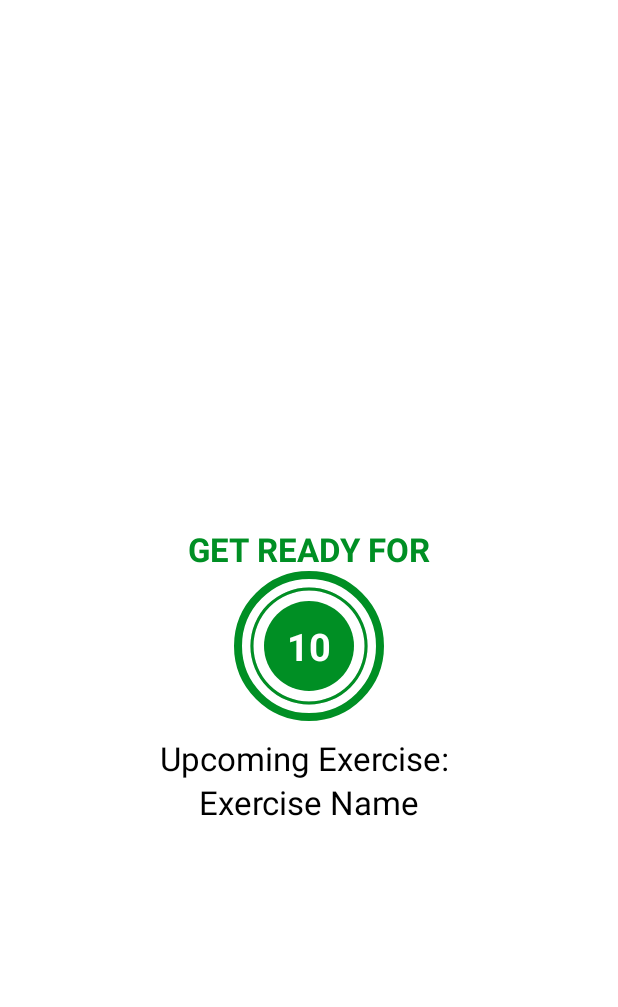
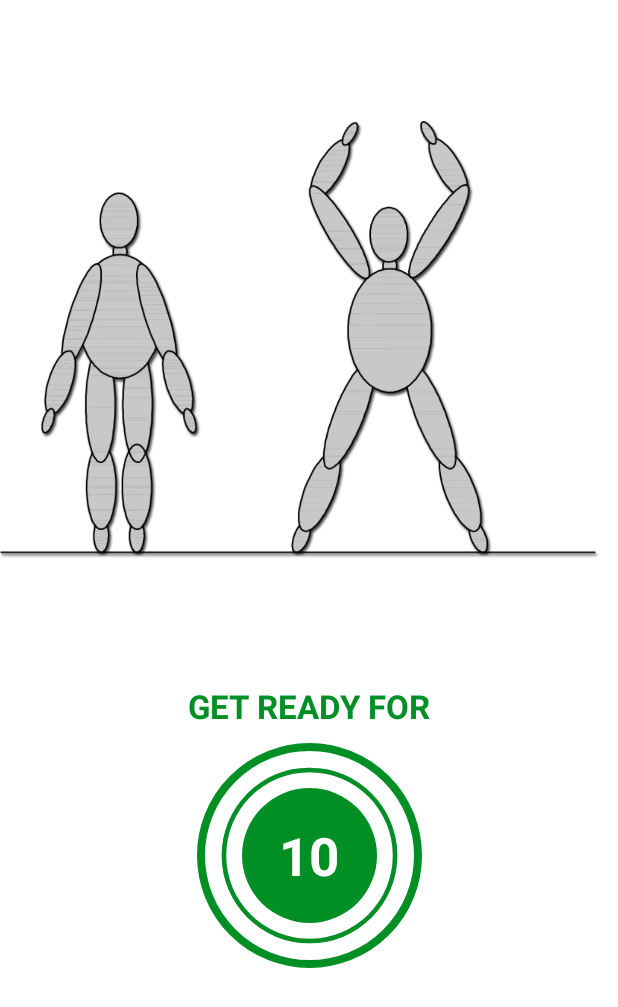
Before and after one commit to zbvmihai/7-Minutes-Workout, an Android app: the layout activity_exercise.xml on its own in the app's theme, with its tools: preview values and no code run, on a phone screen of 412 x 824 dp. Shown: the top 1007 px of the screen. Run offline under Robolectric (Android 15) with nearby library versions, the phone set to English and light mode, and no system bars.

Commit message:
Add Recycler View for the exercise status

```diff
--- a/app/src/main/res/layout/activity_exercise.xml
+++ b/app/src/main/res/layout/activity_exercise.xml
@@ -1,9 +1,9 @@
 <?xml version="1.0" encoding="utf-8"?>
 <androidx.constraintlayout.widget.ConstraintLayout xmlns:android="http://schemas.android.com/apk/res/android"
+    xmlns:app="http://schemas.android.com/apk/res-auto"
     xmlns:tools="http://schemas.android.com/tools"
     android:layout_width="match_parent"
     android:layout_height="match_parent"
-    xmlns:app="http://schemas.android.com/apk/res-auto"
     tools:context=".ExerciseActivity">
 
     <androidx.appcompat.widget.Toolbar
@@ -21,14 +21,15 @@
         android:id="@+id/ivExercise"
         android:layout_width="match_parent"
         android:layout_height="400dp"
+        android:contentDescription="TODO"
         android:src="@drawable/ic_jumping_jacks"
         android:visibility="invisible"
         app:layout_constraintEnd_toEndOf="parent"
         app:layout_constraintHorizontal_bias="0.0"
         app:layout_constraintStart_toStartOf="parent"
         app:layout_constraintTop_toBottomOf="@id/toolbarExercise"
-        android:contentDescription="TODO"
-        tools:visibility="invisible"/>
+        tools:visibility="visible" />
+
     <TextView
         android:id="@+id/tvRest"
         android:layout_width="wrap_content"
@@ -37,27 +38,26 @@
         android:textColor="@color/colorAccent"
         android:textSize="@dimen/default_button_text_size"
         android:textStyle="bold"
+        android:visibility="visible"
         app:layout_constraintBottom_toBottomOf="parent"
         app:layout_constraintEnd_toEndOf="parent"
         app:layout_constraintStart_toStartOf="parent"
         app:layout_constraintTop_toBottomOf="@+id/toolbarExercise"
         app:layout_constraintVertical_bias="0.40"
-        android:visibility="visible"
-        tools:visibility="visible"/>
+        tools:visibility="invisible" />
 
     <FrameLayout
         android:id="@+id/flRest"
         android:layout_width="100dp"
         android:layout_height="100dp"
         android:background="@drawable/item_circular_color_accent_border"
+        android:visibility="visible"
         app:layout_constraintBottom_toBottomOf="parent"
         app:layout_constraintEnd_toEndOf="parent"
         app:layout_constraintStart_toStartOf="parent"
         app:layout_constraintTop_toBottomOf="@+id/tvRest"
         app:layout_constraintVertical_bias="0.0"
-        android:visibility="visible"
-        tools:visibility="visible"
-       >
+        tools:visibility="invisible">
 
         <ProgressBar
             android:id="@+id/pbRest"
@@ -96,15 +96,15 @@
         android:id="@+id/tvUpComingExerciseLabel"
         android:layout_width="wrap_content"
         android:layout_height="wrap_content"
+        android:layout_marginTop="10dp"
         android:text="Upcoming Exercise: "
         android:textColor="@color/black"
         android:textSize="22sp"
+        android:visibility="visible"
+        app:layout_constraintEnd_toEndOf="parent"
+        app:layout_constraintStart_toStartOf="parent"
         app:layout_constraintTop_toBottomOf="@id/flRest"
-        app:layout_constraintStart_toStartOf="parent"
-        app:layout_constraintEnd_toEndOf="parent"
-        android:layout_marginTop="10dp"
-        android:visibility="visible"
-        tools:visibility="visible"/>
+        tools:visibility="invisible" />
 
     <TextView
         android:id="@+id/tvUpComingExerciseName"
@@ -113,12 +113,12 @@
         android:text="Exercise Name"
         android:textColor="@color/black"
         android:textSize="22sp"
+        android:visibility="visible"
+        app:layout_constraintEnd_toEndOf="parent"
+        app:layout_constraintStart_toStartOf="parent"
         app:layout_constraintTop_toBottomOf="@id/tvUpComingExerciseLabel"
-        app:layout_constraintStart_toStartOf="parent"
-        app:layout_constraintEnd_toEndOf="parent"
-        android:visibility="visible"
-        tools:visibility="visible"/>
-"
+        tools:visibility="invisible" />
+    "
 
     <TextView
         android:id="@+id/tvExerciseName"
@@ -128,31 +128,32 @@
         android:textColor="@color/colorAccent"
         android:textSize="@dimen/default_button_text_size"
         android:textStyle="bold"
+        android:visibility="invisible"
         app:layout_constraintBottom_toBottomOf="parent"
         app:layout_constraintEnd_toEndOf="parent"
         app:layout_constraintStart_toStartOf="parent"
         app:layout_constraintTop_toBottomOf="@id/ivExercise"
-        app:layout_constraintVertical_bias="0.40"
-        android:visibility="invisible"
-        tools:visibility="invisible"/>
+        app:layout_constraintVertical_bias="0.0"
+        tools:visibility="visible" />
 
     <FrameLayout
         android:id="@+id/flExercise"
-        android:layout_width="100dp"
-        android:layout_height="100dp"
+        android:layout_width="150dp"
+        android:layout_height="150dp"
+        android:layout_marginTop="10dp"
         android:background="@drawable/item_circular_color_accent_border"
+        android:visibility="invisible"
         app:layout_constraintBottom_toBottomOf="parent"
         app:layout_constraintEnd_toEndOf="parent"
         app:layout_constraintStart_toStartOf="parent"
         app:layout_constraintTop_toBottomOf="@+id/tvExerciseName"
         app:layout_constraintVertical_bias="0.0"
-        android:visibility="invisible"
-        tools:visibility="invisible">
+        tools:visibility="visible">
 
         <ProgressBar
             android:id="@+id/pbExercise"
             style="?android:attr/progressBarStyleHorizontal"
-            android:layout_width="100dp"
+            android:layout_width="150dp"
             android:layout_height="match_parent"
             android:layout_gravity="center"
             android:background="@drawable/circular_progress_bar_gray"
@@ -160,12 +161,11 @@
             android:max="10"
             android:progress="100"
             android:progressDrawable="@drawable/circular_progress_bar"
-            android:rotation="-90"
-            />
+            android:rotation="-90" />
 
         <LinearLayout
-            android:layout_width="60dp"
-            android:layout_height="60dp"
+            android:layout_width="90dp"
+            android:layout_height="90dp"
             android:layout_gravity="center"
             android:background="@drawable/item_circular_color_accent_background"
             android:gravity="center">
@@ -176,15 +176,23 @@
                 android:layout_height="wrap_content"
                 android:text="@string/_10"
                 android:textColor="#FFFFFF"
-                android:textSize="25sp"
+                android:textSize="35sp"
                 android:textStyle="bold" />
 
         </LinearLayout>
 
     </FrameLayout>
 
+    <androidx.recyclerview.widget.RecyclerView
+        android:id="@+id/rvExerciseStatus"
+        android:layout_width="wrap_content"
+        android:layout_height="wrap_content"
+        android:layout_margin="5dp"
 
-
+        app:layout_constraintBottom_toBottomOf="parent"
+        app:layout_constraintEnd_toEndOf="parent"
+        app:layout_constraintStart_toStartOf="parent"
+        app:layout_constraintTop_toBottomOf="@id/flExercise" />
 
 
 </androidx.constraintlayout.widget.ConstraintLayout>
```
Also changed, not shown: app/src/main/java/com/zabava/a7minutesworkout/ExerciseActivity.kt (+14 -2 lines), app/src/main/java/com/zabava/a7minutesworkout/ExerciseStatusAdapter.kt (added, +30 -0 lines), app/src/main/res/drawable/item_circular_color_gray_background.xml (added, +7 -0 lines), app/src/main/res/layout/item_exercise_status.xml (added, +14 -0 lines).
